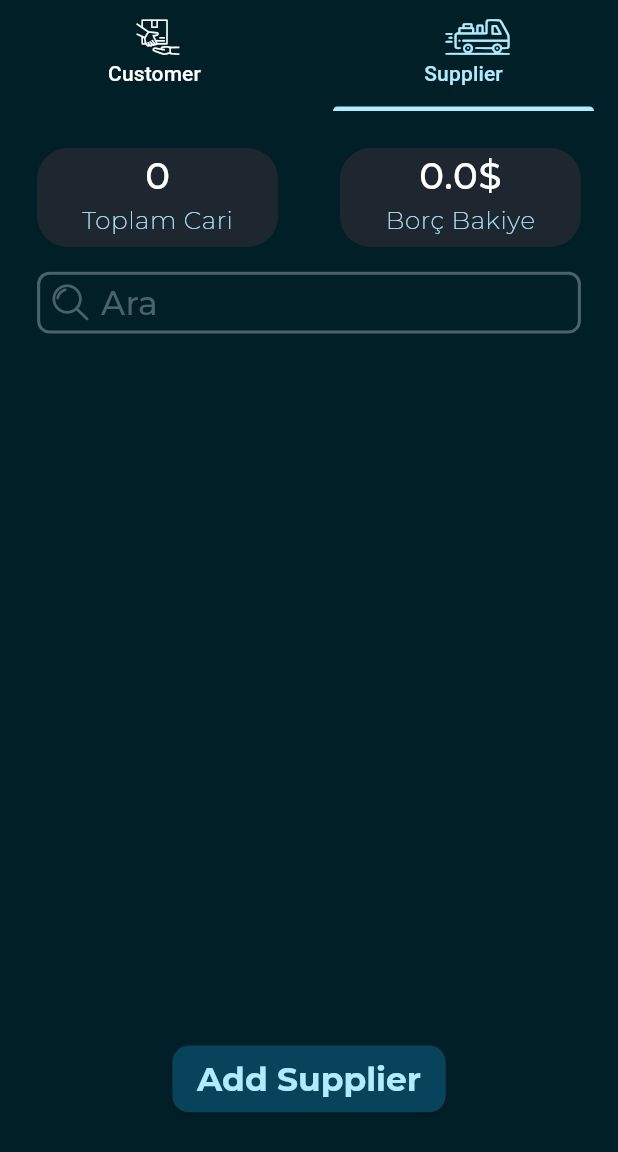
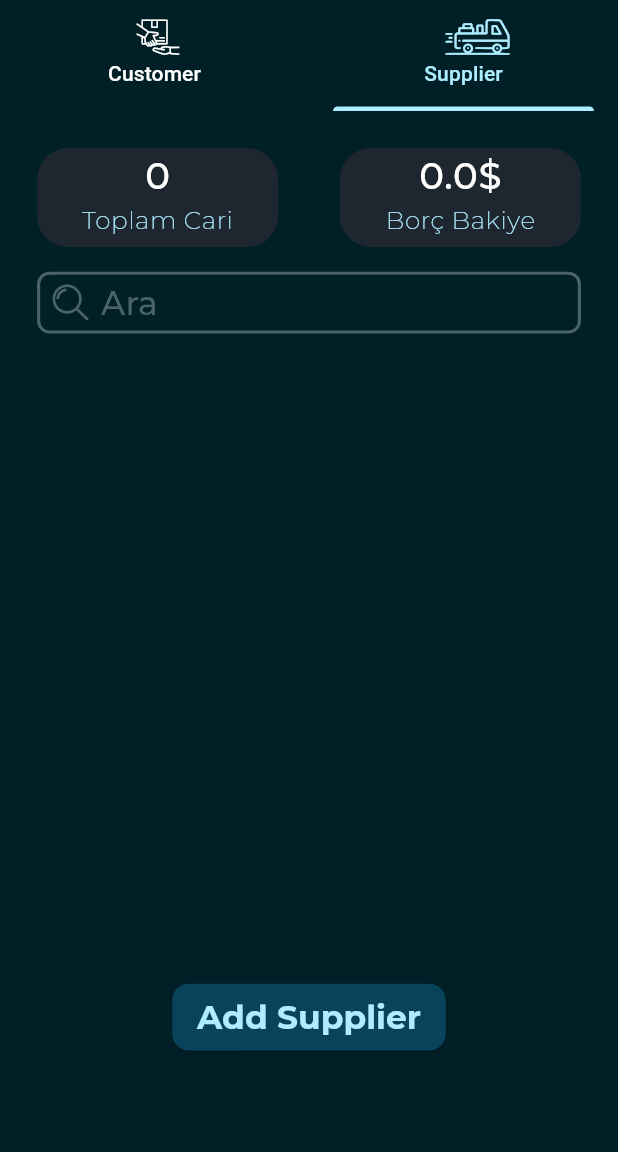
Before and after one commit to m1lmo/stokip, a Flutter app: the CurrentView screen opened directly, tab 2 chosen, on a phone screen of 412 x 824 dp, the part 84-1236 px from its top. Run offline on Flutter 3.47's test engine with Material 3 defaults, Android fonts, the light colour scheme and no system bars; our stand-ins replace bloc, connectivity_plus, dio, dropdown_textfield, easy_localization, equatable and 11 more; missing offline and left inert: kartal; accounts and stored records are empty; generated files the repository leaves out were written again; network calls fail; project files that could hold a hidden picture were left out.

Commit message:
added padding for add current button

```diff
--- a/lib/feature/view/tabs/current/tabs/customer_tab_view.dart
+++ b/lib/feature/view/tabs/current/tabs/customer_tab_view.dart
@@ -100,6 +100,9 @@ final class CustomerTabView extends StatelessWidget {
             ),
             child: Text('Add Customer', style: Theme.of(context).textTheme.headlineMedium?.copyWith(color: ProjectColors2.primaryContainer)),
           ),
+          SizedBox(
+            height: 5.h,
+          ),
         ],
       ),
     );
--- a/lib/feature/view/tabs/current/tabs/supplier_tab_view.dart
+++ b/lib/feature/view/tabs/current/tabs/supplier_tab_view.dart
@@ -92,6 +92,9 @@ class SupplierTabView extends StatelessWidget {
             ),
             child: Text('Add Supplier', style: Theme.of(context).textTheme.headlineMedium?.copyWith(color: ProjectColors2.primaryContainer)),
           ),
+          SizedBox(
+            height: 5.h,
+          ),
         ],
       ),
     );
```
